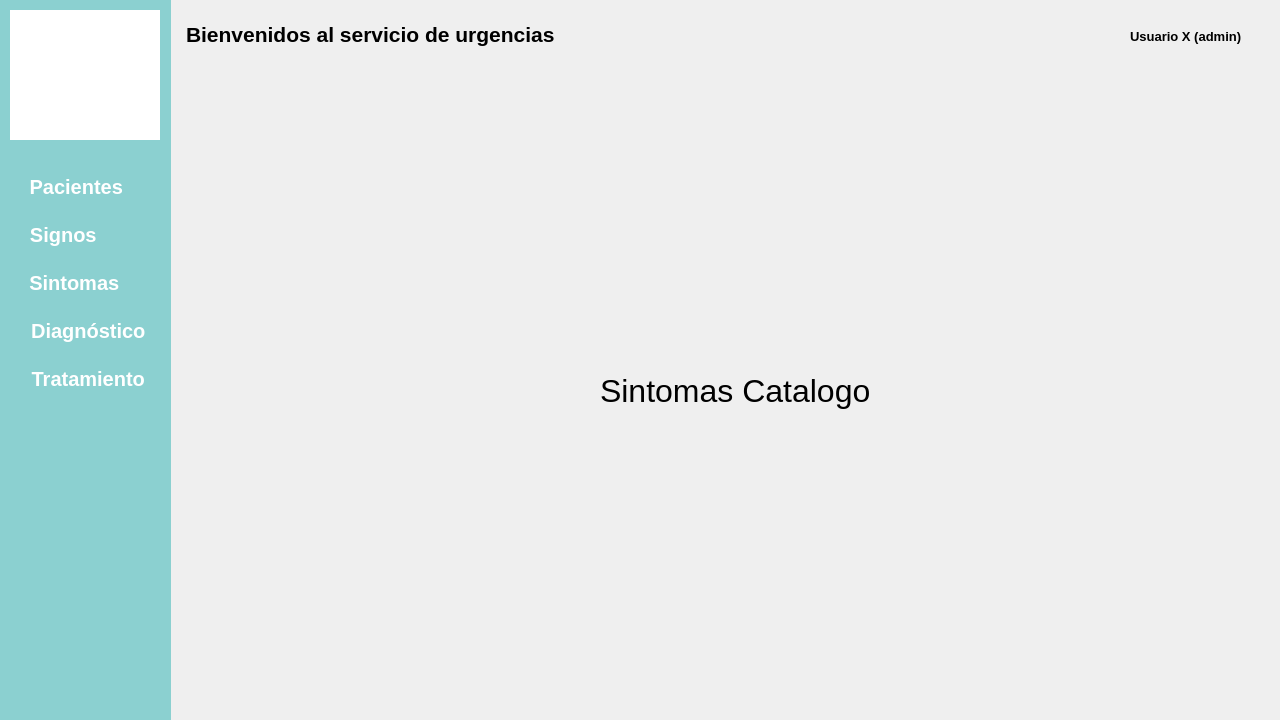
gucasta/proyectoEmily, file ui_principal.ui: the form before one commit.
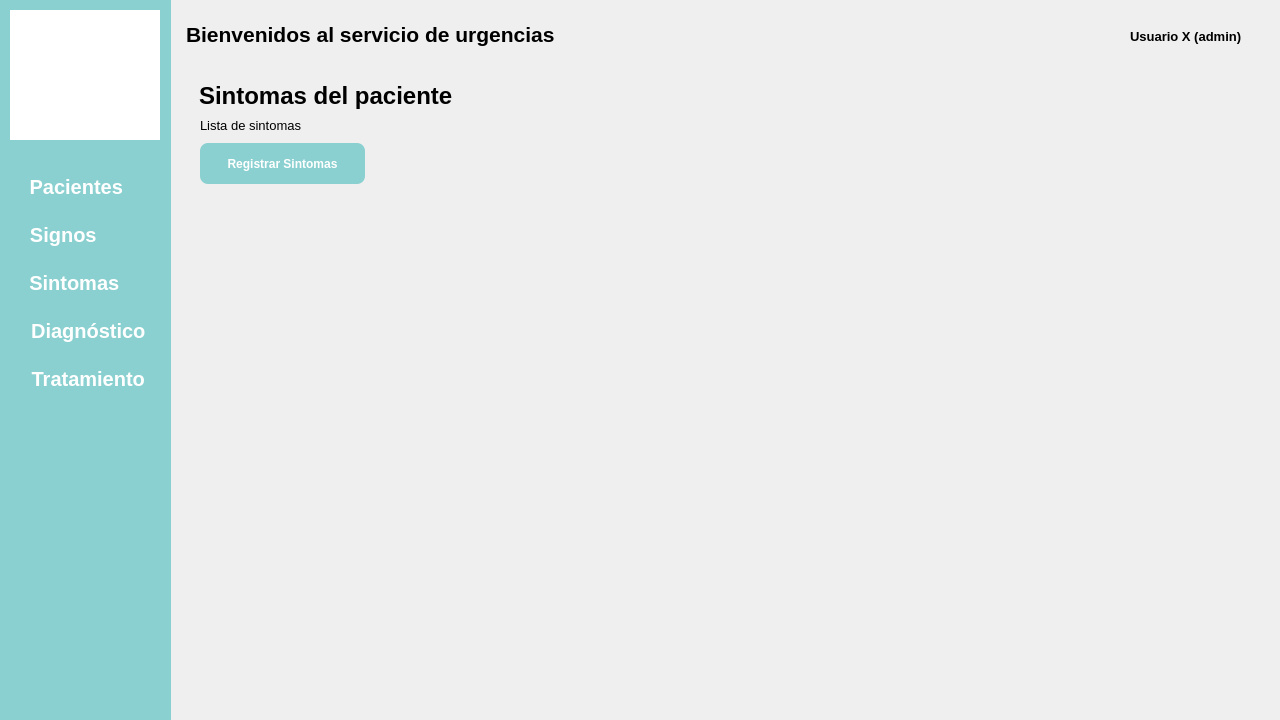
The form after the commit. The open tabs and pages were chosen to show the change. Icons and pictures are not drawn.

Commit message: Se agrega formulario de sintomas

What changed in the file:
```diff
--- a/ui_principal.ui
+++ b/ui_principal.ui
@@ -794,19 +794,75 @@
       <widget class="QLabel" name="label_5">
        <property name="geometry">
         <rect>
-         <x>410</x>
-         <y>240</y>
-         <width>271</width>
-         <height>141</height>
+         <x>9</x>
+         <y>0</y>
+         <width>261</width>
+         <height>31</height>
         </rect>
        </property>
        <property name="font">
         <font>
-         <pointsize>24</pointsize>
+         <pointsize>18</pointsize>
+         <bold>true</bold>
         </font>
        </property>
        <property name="text">
-        <string>Sintomas Catalogo</string>
+        <string>Sintomas del paciente</string>
+       </property>
+      </widget>
+      <widget class="QLabel" name="label_20">
+       <property name="geometry">
+        <rect>
+         <x>10</x>
+         <y>30</y>
+         <width>251</width>
+         <height>31</height>
+        </rect>
+       </property>
+       <property name="font">
+        <font>
+         <pointsize>10</pointsize>
+         <bold>false</bold>
+        </font>
+       </property>
+       <property name="text">
+        <string>Lista de sintomas</string>
+       </property>
+      </widget>
+      <widget class="QPushButton" name="regSintomas_btn">
+       <property name="geometry">
+        <rect>
+         <x>10</x>
+         <y>63</y>
+         <width>165</width>
+         <height>41</height>
+        </rect>
+       </property>
+       <property name="minimumSize">
+        <size>
+         <width>0</width>
+         <height>41</height>
+        </size>
+       </property>
+       <property name="cursor">
+        <cursorShape>PointingHandCursor</cursorShape>
+       </property>
+       <property name="styleSheet">
+        <string notr="true">QPushButton{
+	background-color: rgb(139, 208, 208);
+	color: white;
+	border: none;
+	border-radius: 8px;
+	font-weight: bold;
+	font-size: 12px;
+}</string>
+       </property>
+       <property name="text">
+        <string>Registrar Sintomas</string>
+       </property>
+       <property name="icon">
+        <iconset resource="assests.qrc">
+         <normaloff>:/iconos/icons/sintomas.png</normaloff>:/iconos/icons/sintomas.png</iconset>
        </property>
       </widget>
      </widget>
```
Left out of the diff: 58 changed lines with no effect on the pictures. The commit also changes 13 other files.
